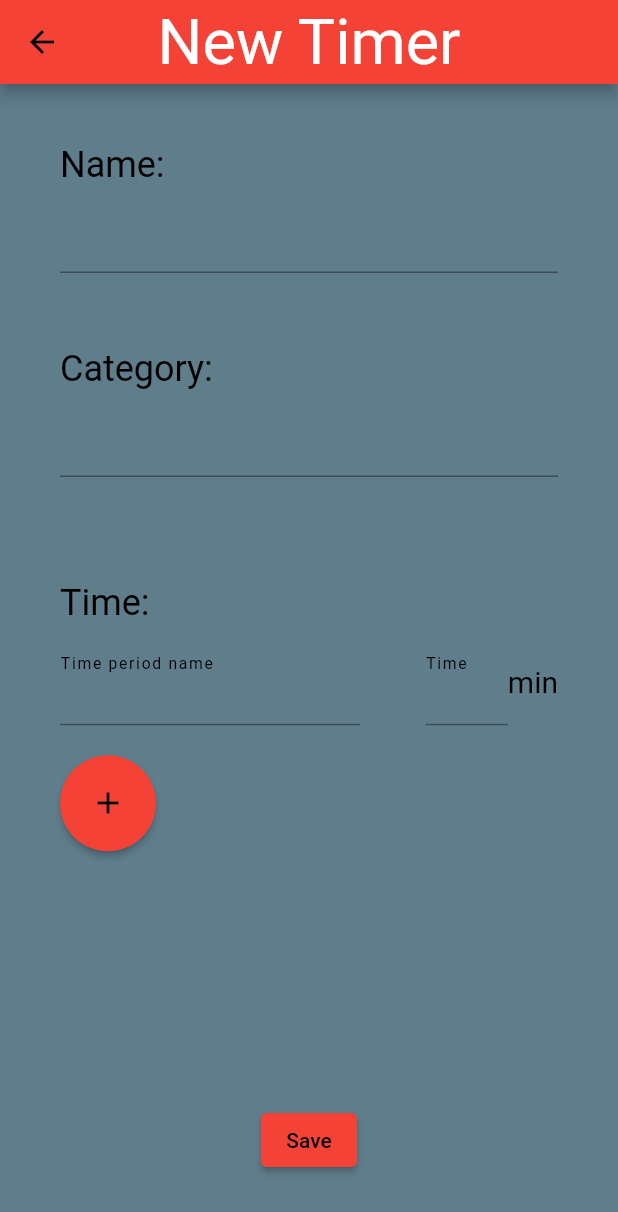
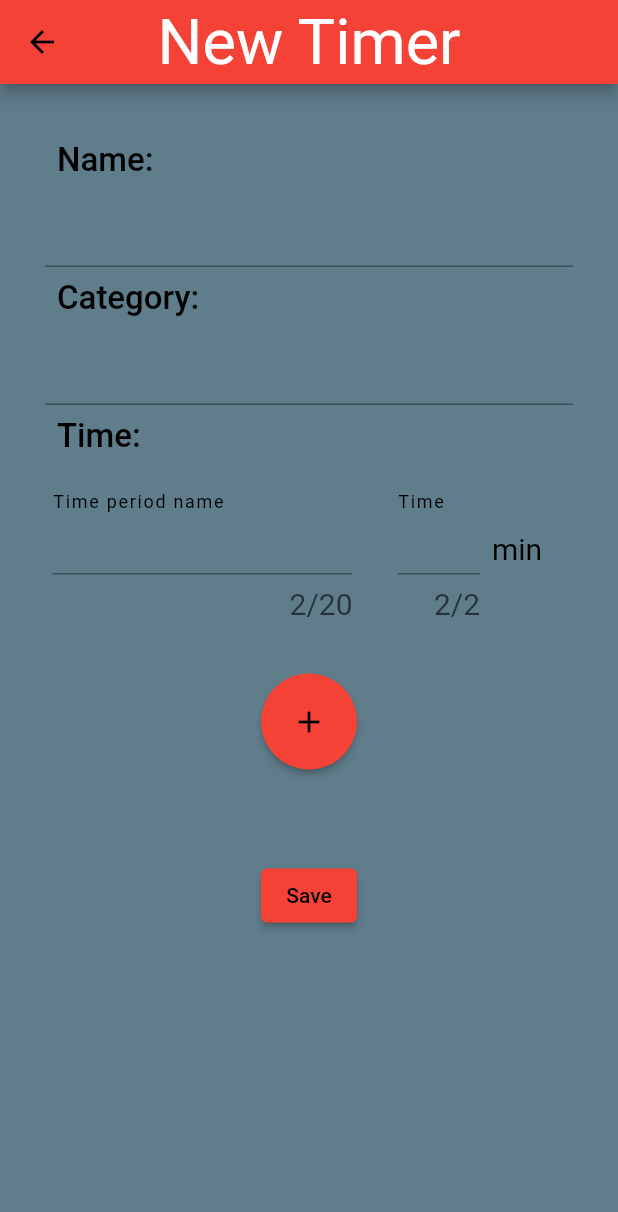
Before and after one commit to BogyMitutoyoCTL/BOGY-App-2023-04, a Flutter app: the screen it shows after launch, after a tap on "New Timer", on a phone screen of 412 x 824 dp. Shown: the top 1212 px of the screen. Run offline on Flutter 3.47's test engine with Material 2 defaults, Android fonts, the phone set to English and light mode, and no system bars; our stand-ins replace shared_preferences; generated files the repository leaves out were written again.

Commit message:
Redesigned New Timer Widget.

```diff
--- a/multitimer/lib/CreateTimer.dart
+++ b/multitimer/lib/CreateTimer.dart
@@ -1,6 +1,6 @@
 import 'package:flutter/material.dart';
-import 'package:flutter/services.dart';
 import 'package:flutter_gen/gen_l10n/app_localizations.dart';
+import 'package:multitimer/NewTimerCreate.dart';
 
 class CreateTimer extends StatefulWidget {
   const CreateTimer({Key? key}) : super(key: key);
@@ -12,12 +12,8 @@ class CreateTimer extends StatefulWidget {
 class _CreateTimerState extends State<CreateTimer> {
   var text = "  ";
   var text2 = "  ";
-  var text3 = "  ";
-  var text4 = "  ";
   TextEditingController controller = TextEditingController(text: "");
   TextEditingController controller2 = TextEditingController(text: "");
-  TextEditingController controller3 = TextEditingController(text: "");
-  TextEditingController controller4 = TextEditingController(text: "");
 
   @override
   void initState() {
@@ -36,20 +32,6 @@ class _CreateTimerState extends State<CreateTimer> {
         text2 = controller2.text;
       });
     });
-
-    controller3.text = text3;
-    controller3.addListener(() {
-      setState(() {
-        text3 = controller3.text;
-      });
-    });
-
-    controller4.text = text4;
-    controller4.addListener(() {
-      setState(() {
-        text4 = controller4.text;
-      });
-    });
   }
 
   @override
@@ -57,8 +39,6 @@ class _CreateTimerState extends State<CreateTimer> {
     super.dispose();
     controller.dispose();
     controller2.dispose();
-    controller3.dispose();
-    controller4.dispose();
   }
 
   @override
@@ -66,74 +46,44 @@ class _CreateTimerState extends State<CreateTimer> {
     return Scaffold(
       appBar:
           new AppBar(title: new Text(AppLocalizations.of(context)!.newtimer)),
-      body: Padding(
-        padding: const EdgeInsets.all(40.0),
-        child: Column(
-          mainAxisAlignment: MainAxisAlignment.spaceBetween,
+      body: ListView(children: [
+        Padding(
+          padding: const EdgeInsets.all(30.0),
+          child: new Column(
+              crossAxisAlignment: CrossAxisAlignment.start,
               children: [
-            new Column(crossAxisAlignment: CrossAxisAlignment.start, children: [
-              new Text(
+                Padding(
+                  padding: const EdgeInsets.all(8.0),
+                  child: new Text(
                     "Name: ",
-                style: Theme.of(context).textTheme.bodyMedium,
+                    style: Theme.of(context).textTheme.titleMedium,
                   ),
-              new Container(
-                width: 200,
-                height: 10,
                 ),
                 new TextField(controller: controller),
-              new Container(
-                width: 200,
-                height: 50,
+                Padding(
+                  padding: const EdgeInsets.all(8.0),
+                  child: new Text(
+                    AppLocalizations.of(context)!.category + ":",
+                    style: Theme.of(context).textTheme.titleMedium,
                   ),
-              new Text(
-                AppLocalizations.of(context)!.category + ":",
-                style: Theme.of(context).textTheme.bodyMedium,
                 ),
-              new Container(width: 200, height: 10),
                 new TextField(
                   controller: controller2,
                 ),
-              new Container(
-                width: 200,
-                height: 70,
+                Padding(
+                  padding: const EdgeInsets.all(8.0),
+                  child: new Text(
+                    AppLocalizations.of(context)!.time + ":",
+                    style: Theme.of(context).textTheme.titleMedium,
                   ),
-              new Text(
-                AppLocalizations.of(context)!.time + ":",
-                style: Theme.of(context).textTheme.bodyMedium,
                 ),
-              new Container(
-                width: 200,
-                height: 10,
-              ),
-              Row(mainAxisAlignment: MainAxisAlignment.start, children: [
-                Container(
-                  width: 200,
-                  child: new TextFormField(
-                      controller: controller3,
-                      decoration: InputDecoration(
-                        border: UnderlineInputBorder(),
-                        labelText: AppLocalizations.of(context)!.name,
-                        labelStyle: Theme.of(context).textTheme.labelSmall,
-                      )),
-                ),
-                Expanded(child: new Container(width: 75)),
-                Container(
-                  width: 55,
-                  child: new TextFormField(
-                      controller: controller4,
-                      decoration: InputDecoration(
-                        border: UnderlineInputBorder(),
-                        labelText: AppLocalizations.of(context)!.time,
-                        labelStyle: Theme.of(context).textTheme.labelSmall,
-                      ),
-                      inputFormatters: [
-                        FilteringTextInputFormatter.allow(RegExp("[0-9]")),
-                      ]),
-                ),
-                new Text("min", style: Theme.of(context).textTheme.bodySmall),
-                new Container(height: 30),
-              ]),
-              new Container(height: 20),
+                NewTimer(),
+                Padding(
+                  padding: const EdgeInsets.all(30.0),
+                  child: Center(
+                    child: Row(
+                      mainAxisSize: MainAxisSize.min,
+                      children: [
                         ElevatedButton(
                           onPressed: onNeueZeile,
                           child: Icon(Icons.add),
@@ -142,15 +92,27 @@ class _CreateTimerState extends State<CreateTimer> {
                             padding: EdgeInsets.all(20),
                           ),
                         ),
-            ]),
-            Center(
-              child: new ElevatedButton(
-                  onPressed: onSave,
-                  child: new Text(AppLocalizations.of(context)!.save)),
-            ),
                       ],
                     ),
                   ),
+                ),
+                Padding(
+                  padding: const EdgeInsets.all(30.0),
+                  child: Center(
+                    child: Row(
+                      mainAxisSize: MainAxisSize.min,
+                      children: [
+                        new ElevatedButton(
+                            onPressed: onSave,
+                            child:
+                                new Text(AppLocalizations.of(context)!.save)),
+                      ],
+                    ),
+                  ),
+                ),
+              ]),
+        ),
+      ]),
     );
   }
 
--- /dev/null
+++ b/multitimer/lib/NewTimerCreate.dart
@@ -0,0 +1,87 @@
+import 'package:flutter/material.dart';
+import 'package:flutter/services.dart';
+import 'package:flutter_gen/gen_l10n/app_localizations.dart';
+
+class NewTimer extends StatefulWidget {
+  const NewTimer({Key? key}) : super(key: key);
+
+  @override
+  State<NewTimer> createState() => _NewTimerState();
+}
+
+class _NewTimerState extends State<NewTimer> {
+  var text3 = "  ";
+  var text4 = "  ";
+  TextEditingController controller3 = TextEditingController(text: "");
+  TextEditingController controller4 = TextEditingController(text: "");
+
+  @override
+  void initState() {
+    super.initState();
+    controller3.text = text3;
+    controller3.addListener(() {
+      setState(() {
+        text3 = controller3.text;
+      });
+    });
+
+    controller4.text = text4;
+    controller4.addListener(() {
+      setState(() {
+        text4 = controller4.text;
+      });
+    });
+  }
+
+  @override
+  void dispose() {
+    super.dispose();
+    controller3.dispose();
+    controller4.dispose();
+  }
+
+  @override
+  Widget build(BuildContext context) {
+    return Padding(
+      padding: const EdgeInsets.all(5.0),
+      child: Row(children: [
+        Container(
+          width: 200,
+          child: new TextField(
+              maxLength: 20,
+              controller: controller3,
+              decoration: InputDecoration(
+                border: UnderlineInputBorder(),
+                labelText: AppLocalizations.of(context)!.name,
+                labelStyle: Theme.of(context).textTheme.labelSmall,
+              )),
+        ),
+        Container(
+          width: 30,
+          height: 1,
+        ),
+        Container(
+          width: 55,
+          child: new TextField(
+              maxLength: 2,
+              controller: controller4,
+              decoration: InputDecoration(
+                border: UnderlineInputBorder(),
+                labelText: AppLocalizations.of(context)!.time,
+                labelStyle: Theme.of(context).textTheme.labelSmall,
+              ),
+              inputFormatters: [
+                FilteringTextInputFormatter.allow(RegExp("[0-9]")),
+              ]),
+        ),
+        Padding(
+          padding: const EdgeInsets.all(8.0),
+          child: new Text("min", style: Theme.of(context).textTheme.bodySmall),
+        ),
+      ]),
+    );
+  }
+
+  void onSave() {}
+  void onNeueZeile() {}
+}
--- a/multitimer/lib/main.dart
+++ b/multitimer/lib/main.dart
@@ -44,10 +44,14 @@ class MultiTimerApp extends StatelessWidget {
                           titleTextStyle: TextStyle(fontSize: 42),
                           backgroundColor: appbarColor),
                       textTheme: TextTheme(
+                        titleMedium: TextStyle(
+                            fontSize: 22,
+                            color: black,
+                            fontWeight: FontWeight.w500),
                         bodyLarge: TextStyle(fontSize: 48.0, color: black),
                         bodyMedium: TextStyle(fontSize: 24.0, color: black),
                         bodySmall: TextStyle(fontSize: 20.0, color: black),
-                        labelSmall: TextStyle(fontSize: 14.0, color: black),
+                        labelSmall: TextStyle(fontSize: 16.0, color: black),
                       ),
                       primarySwatch: Colors.blue,
                       scaffoldBackgroundColor: Colors.blueGrey,
@@ -69,10 +73,14 @@ class MultiTimerApp extends StatelessWidget {
                           titleTextStyle: TextStyle(fontSize: 42),
                           backgroundColor: appbarColor),
                       textTheme: TextTheme(
+                        titleMedium: TextStyle(
+                            fontSize: 22,
+                            color: white,
+                            fontWeight: FontWeight.w500),
                         bodyLarge: TextStyle(fontSize: 48.0, color: white),
                         bodyMedium: TextStyle(fontSize: 24.0, color: white),
                         bodySmall: TextStyle(fontSize: 20.0, color: white),
-                        labelSmall: TextStyle(fontSize: 14.0, color: white),
+                        labelSmall: TextStyle(fontSize: 16.0, color: white),
                       ),
                       primarySwatch: Colors.blue,
                       scaffoldBackgroundColor: Colors.grey[850],
```
Lines whose indentation alone changed are shown as unchanged.
